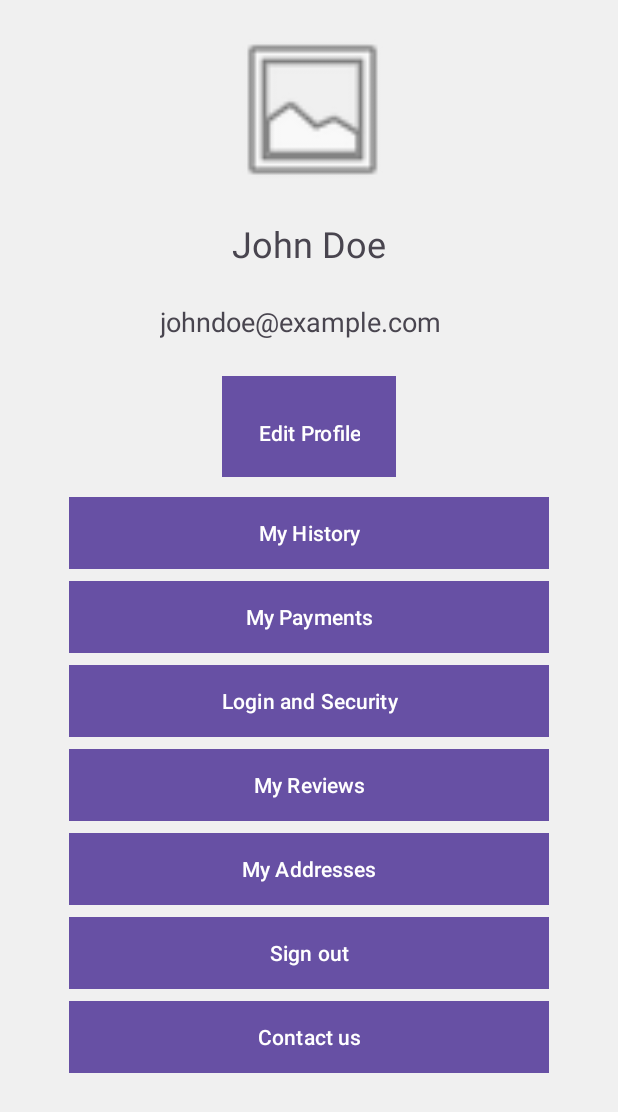
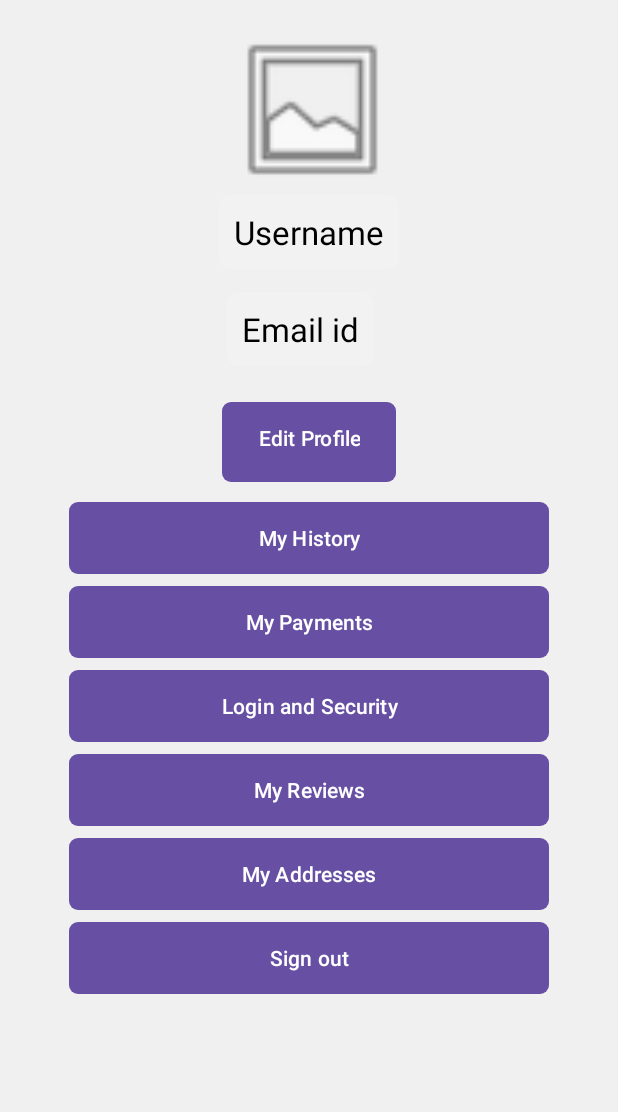
Before and after one commit to sulaiman-muhammad/RentAHelp, an Android app: the AccountActivity screen opened directly, with no data from a screen before it, on a phone screen of 412 x 824 dp. Shown: the top 1112 px of the screen. Run offline under Robolectric (Android 15) with nearby library versions, the light colour scheme and no system bars.

Commit message:
Account/Profile

```diff
--- a/app/src/main/res/drawable/btn_style.xml
+++ b/app/src/main/res/drawable/btn_style.xml
@@ -1,8 +1,9 @@
 <?xml version="1.0" encoding="utf-8"?>
 <selector xmlns:android="http://schemas.android.com/apk/res/android">
 <item>
-    <shape android:shape="rectangle"/>
+    <shape>
     <solid android:color="#51414F"/>
     <corners android:radius="6dp"/>
+    </shape>
 </item>
 </selector>
--- /dev/null
+++ b/app/src/main/res/drawable/edittext_background.xml
@@ -0,0 +1,5 @@
+<?xml version="1.0" encoding="utf-8"?>
+<shape xmlns:android="http://schemas.android.com/apk/res/android">
+    <solid android:color="#F2F2F2" /> <!-- Background color -->
+    <corners android:radius="8dp" /> <!-- Corner radius (adjust as needed) -->
+</shape>
--- a/app/src/main/res/layout/activity_account.xml
+++ b/app/src/main/res/layout/activity_account.xml
@@ -23,8 +23,9 @@
             android:layout_gravity="center"
             android:layout_marginBottom="15dp"
             android:paddingTop="16dp"
-            android:text="John Doe"
-            android:textSize="24sp" />
+            android:text="Username"
+            style="@style/Description_Style"
+            android:textSize="22sp" />
 
         <TextView
             android:id="@+id/email"
@@ -34,8 +35,9 @@
             android:layout_marginEnd="5dp"
             android:layout_marginBottom="24dp"
             android:paddingTop="8dp"
-            android:text="johndoe@example.com"
-            android:textSize="18sp" />
+            android:text="Email id"
+            style="@style/Description_Style"
+            android:textSize="22sp" />
 
         <Button
             android:id="@+id/editProfileButton"
@@ -43,9 +45,9 @@
             android:layout_height="wrap_content"
             android:layout_gravity="center"
             android:layout_marginBottom="13dp"
-            android:background="#007aff"
-            android:paddingTop="24dp"
+            android:paddingTop="10dp"
             android:paddingBottom="16dp"
+            android:background="@drawable/btn_style"
             android:text="Edit Profile" />
 
         <Button
@@ -108,14 +110,7 @@
             android:background="@drawable/btn_style"
             android:text="Sign out" />
 
-        <Button
-            android:id="@+id/button7"
-            android:layout_width="match_parent"
-            android:layout_height="wrap_content"
-            android:layout_marginStart="30dp"
-            android:layout_marginEnd="30dp"
-            android:layout_marginBottom="70dp"
-            android:background="@drawable/btn_style"
-            android:text="Contact us" />
 
     </LinearLayout>
+
+<!--    android:background="@drawable/btn_style"-->
--- /dev/null
+++ b/app/src/main/res/values/Styles.xml
@@ -0,0 +1,23 @@
+<?xml version="1.0" encoding="utf-8"?>
+<resources>
+<!-- Style for title EditText -->
+<style name="Description_Style">
+    <item name="android:background">@drawable/edittext_background</item>
+    <item name="android:layout_width">match_parent</item>
+    <item name="android:layout_height">wrap_content</item>
+    <item name="android:padding">10dp</item>
+    <item name="android:textSize">16sp</item>
+    <item name="android:textColor">#000000</item>
+</style>
+
+<!-- Style for description EditText -->
+<style name="Price_Style">
+    <item name="android:background">@drawable/edittext_background</item>
+    <item name="android:layout_width">match_parent</item>
+    <item name="android:layout_height">wrap_content</item>
+    <item name="android:padding">14dp</item>
+    <item name="android:textSize">14sp</item>
+    <item name="android:inputType">numberDecimal</item>
+    <item name="android:textColor">#333333</item>
+</style>
+</resources>
```
